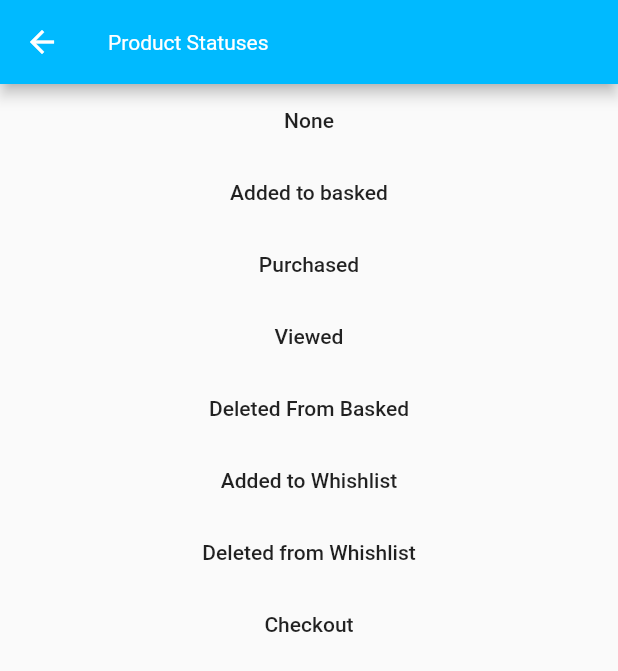
After one commit to mapp-digital/Mapp-Intelligence-Flutter-Tracking, a Flutter app: the ProductStatuses screen opened directly, on a phone screen of 412 x 824 dp. The commit adds this screen. Shown: the top 671 px of the screen. Run offline on Flutter 3.47's test engine with Material 2 defaults, Android fonts, the phone set to English and light mode, and no system bars; our stand-ins replace chewie, video_player; statements that could not run were skipped.

Commit message:
Added product statuses; updated native sdk version

```diff
--- /dev/null
+++ b/example/lib/ProductStatuses.dart
@@ -0,0 +1,102 @@
+import 'package:flutter/material.dart';
+import 'package:plugin_mappintelligence/object_tracking_classes.dart';
+import 'package:plugin_mappintelligence/plugin_mappintelligence.dart';
+
+class ProductStatuses extends StatelessWidget {
+  const ProductStatuses({Key? key}) : super(key: key);
+
+  @override
+  Widget build(BuildContext context) {
+    var ecommerceProperties = EcommerceParameters();
+    ecommerceProperties.cancellationValue = 99.4;
+    ecommerceProperties.couponValue = 88.9;
+    ecommerceProperties.currency = "EUR";
+    ecommerceProperties.customParameters = {7: 'ecommerceParameter1'};
+    ecommerceProperties.markUp = 11.3;
+    ecommerceProperties.orderID = "2121";
+    ecommerceProperties.orderStatus = "payed";
+    ecommerceProperties.orderValue = 4445.8;
+    ecommerceProperties.paymentMethod = "credit card";
+    ecommerceProperties.returnValue = 23.7;
+    ecommerceProperties.returningOrNewCustomer = "new one";
+    ecommerceProperties.shippingCost = 22.3;
+    ecommerceProperties.shippingServiceProvider = "DHL";
+    ecommerceProperties.shippingSpeed = "low";
+    ecommerceProperties.status = Status.addedToBasket;
+
+    final product = Product();
+    product.name = "T-Shirt";
+    product.quantity = 10;
+    product.cost = 33.2;
+    product.productAdvertiseID = 99099;
+    product.productSoldOut = true;
+    product.productVariant = "varient";
+    product.categories = {44: "product1Cat"};
+    product.ecommerceParameters = {22: "dada"};
+
+    final pageViewEvent = PageViewEvent("testNameFlutter");
+    pageViewEvent.ecommerceParameters = ecommerceProperties;
+
+    ecommerceProperties.products = [product];
+
+    final buttons = [
+      MaterialButton(
+          child: Text("None"),
+          onPressed: () {
+            ecommerceProperties.status = Status.noneStatus;
+            PluginMappintelligence.trackPageWithCustomData(pageViewEvent);
+          }),
+      MaterialButton(
+          child: Text("Added to basked"),
+          onPressed: () {
+            ecommerceProperties.status = Status.addedToBasket;
+            PluginMappintelligence.trackPageWithCustomData(pageViewEvent);
+          }),
+      MaterialButton(
+          child: Text("Purchased"),
+          onPressed: () {
+            ecommerceProperties.status = Status.purchased;
+            PluginMappintelligence.trackPageWithCustomData(pageViewEvent);
+          }),
+      MaterialButton(
+          child: Text("Viewed"),
+          onPressed: () {
+            ecommerceProperties.status = Status.viewed;
+            PluginMappintelligence.trackPageWithCustomData(pageViewEvent);
+          }),
+      MaterialButton(
+          child: Text("Deleted From Basked"),
+          onPressed: () {
+            ecommerceProperties.status = Status.deletedFromBasket;
+            PluginMappintelligence.trackPageWithCustomData(pageViewEvent);
+          }),
+      MaterialButton(
+          child: Text("Added to Whishlist"),
+          onPressed: () {
+            ecommerceProperties.status = Status.addedToWishlist;
+            PluginMappintelligence.trackPageWithCustomData(pageViewEvent);
+          }),
+      MaterialButton(
+          child: Text("Deleted from Whishlist"),
+          onPressed: () {
+            ecommerceProperties.status = Status.deletedFromWishlist;
+            PluginMappintelligence.trackPageWithCustomData(pageViewEvent);
+          }),
+      MaterialButton(
+          child: Text("Checkout"),
+          onPressed: () {
+            ecommerceProperties.status = Status.checkout;
+            PluginMappintelligence.trackPageWithCustomData(pageViewEvent);
+          }),
+    ];
+
+    return Scaffold(
+      appBar: AppBar(
+        title: Text("Product Statuses"),
+      ),
+      body: ListView(
+        children: buttons,
+      ),
+    );
+  }
+}
--- a/example/lib/main.dart
+++ b/example/lib/main.dart
@@ -5,6 +5,7 @@ import 'package:plugin_mappintelligence/tracking/mapp_analytics_observer.dart';
 import 'package:plugin_mappintelligence/tracking/tracking_events.dart';
 import 'package:plugin_mappintelligence_example/DeepLinkTracking.dart';
 import 'package:plugin_mappintelligence_example/FormTracking.dart';
+import 'package:plugin_mappintelligence_example/ProductStatuses.dart';
 
 import 'ActionTracking.dart';
 import 'Campaign.dart';
@@ -23,7 +24,7 @@ void main() async {
   await PluginMappintelligence.initialize(
       ["794940687426749"], 'http://tracker-int-01.webtrekk.net');
 
-  await PluginMappintelligence.setLogLevel(LogLevel.all);
+  await PluginMappintelligence.setLogLevel(LogLevel.debug);
   await PluginMappintelligence.setBatchSupportEnabledWithSize(false, 150);
   await PluginMappintelligence.setRequestInterval(1);
   await PluginMappintelligence.setEverId("0987654321");
@@ -74,7 +75,8 @@ class HomePage extends StatelessWidget {
     "Media",
     "Exception",
     "Page View Event",
-    "FormTracking"
+    "FormTracking",
+    "Product Statuses"
   ];
 
   @override
@@ -121,6 +123,8 @@ class HomePage extends StatelessWidget {
         return PageViewEventScreen();
       case 11:
         return FormTrackingScreen();
+      case 12:
+        return ProductStatuses();
       default:
         return DetailsView(index);
     }
--- a/lib/object_tracking_classes.dart
+++ b/lib/object_tracking_classes.dart
@@ -1,5 +1,3 @@
-import 'dart:ffi';
-
 class PageParameters {
   String? searchTerm;
   Map<int, String>? params;
```
Also changed, not shown: 2 other files.
